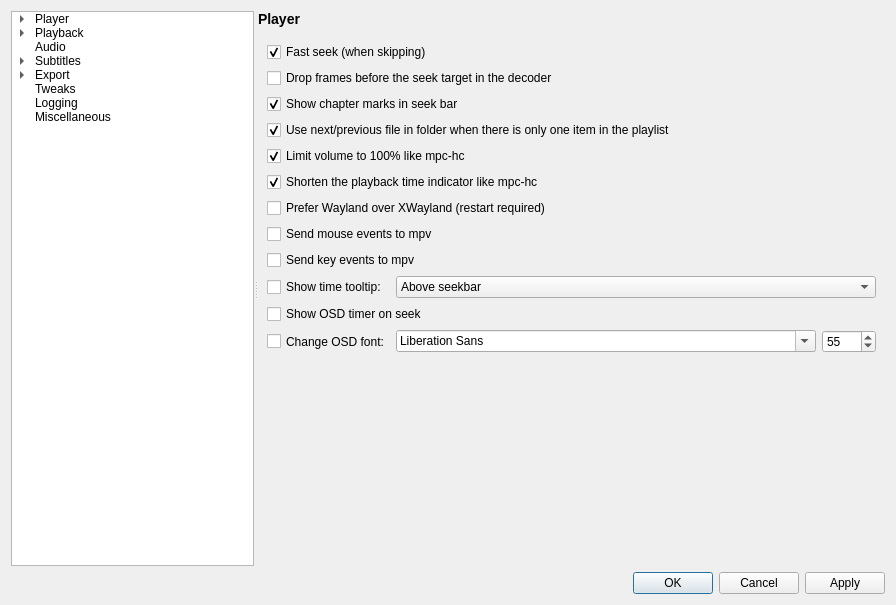
Qt form settingswindow.ui (mpc-qt/mpc-qt) before a commit.
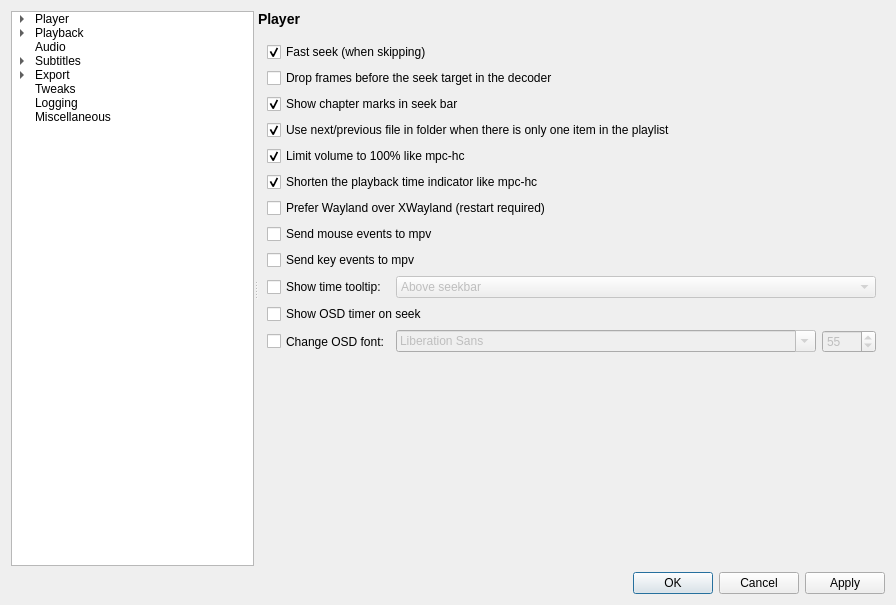
The same form after that commit.

Commit message: Implement time tooltip and OSD font checkboxes

What changed in the file:
```diff
--- a/settingswindow.ui
+++ b/settingswindow.ui
@@ -7671,6 +7671,9 @@
            </item>
            <item row="9" column="1">
             <widget class="QComboBox" name="tweaksTimeTooltipLocation">
+             <property name="enabled">
+              <bool>false</bool>
+             </property>
              <property name="sizePolicy">
               <sizepolicy hsizetype="MinimumExpanding" vsizetype="Fixed">
                <horstretch>0</horstretch>
@@ -7716,10 +7719,17 @@
            <item row="11" column="1">
             <layout class="QHBoxLayout" name="tweaksOsdLayout" stretch="1,0">
              <item>
-              <widget class="QFontComboBox" name="tweaksOsdFont"/>
+              <widget class="QFontComboBox" name="tweaksOsdFont">
+               <property name="enabled">
+                <bool>false</bool>
+               </property>
+              </widget>
              </item>
              <item>
               <widget class="QSpinBox" name="tweaksOsdSize">
+               <property name="enabled">
+                <bool>false</bool>
+               </property>
                <property name="minimum">
                 <number>1</number>
                </property>
```
The commit also changes 2 other files.
